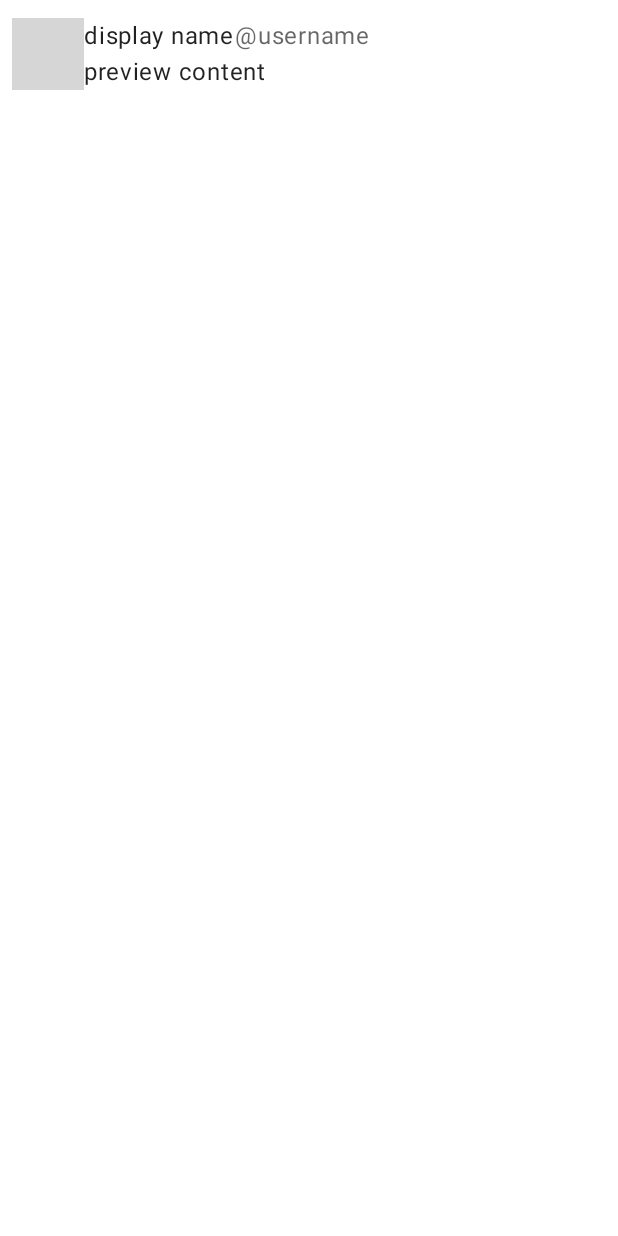
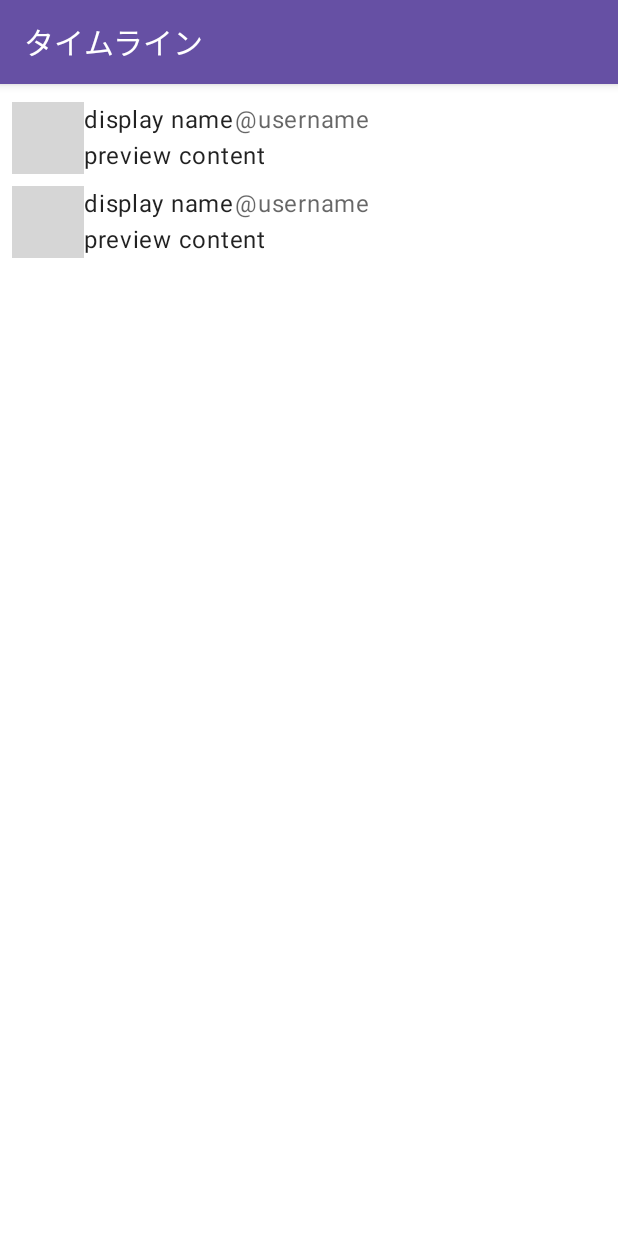
Before and after one commit to illionillion/Yattar, an Android app built with Jetpack Compose: the @Preview function PublicTimelineTemplatePreview, on a phone screen of 412 x 824 dp. Run offline under Robolectric (Android 15) with nearby library versions, the phone set to English and light mode, and no system bars; pictures from the network do not load; grey boxes are pictures that could not be loaded.

Commit message:
パブリックタイムラインを実装

```diff
--- a/Yatter2023/app/src/main/AndroidManifest.xml
+++ b/Yatter2023/app/src/main/AndroidManifest.xml
@@ -30,6 +30,9 @@
         </activity>
 
 <!--    追加    -->
+        <activity
+            android:name=".ui.timeline.PublicTimelineActivity"
+            android:exported="false" />
     </application>
 
 </manifest>
--- a/Yatter2023/app/src/main/java/com/dmm/bootcamp/yatter2023/MainActivity.kt
+++ b/Yatter2023/app/src/main/java/com/dmm/bootcamp/yatter2023/MainActivity.kt
@@ -12,6 +12,7 @@ import androidx.compose.material.Text
 import androidx.compose.ui.Alignment
 import androidx.compose.ui.Modifier
 import com.dmm.bootcamp.yatter2023.ui.theme.Yatter2023Theme
+import com.dmm.bootcamp.yatter2023.ui.timeline.PublicTimelineActivity
 
 class MainActivity : AppCompatActivity() {
 
@@ -34,6 +35,9 @@ class MainActivity : AppCompatActivity() {
       }
     }
 
+    startActivity(PublicTimelineActivity.newIntent(this))
+    finish()
+
 //    val content: View = findViewById(android.R.id.content) // スプラッシュ画面をずっと表示させるコード
 //    content.viewTreeObserver.addOnPreDrawListener { // Check if the initial data is ready.
 //      false
--- a/Yatter2023/app/src/main/java/com/dmm/bootcamp/yatter2023/di/ViewModelModule.kt
+++ b/Yatter2023/app/src/main/java/com/dmm/bootcamp/yatter2023/di/ViewModelModule.kt
@@ -1,12 +1,13 @@
 package com.dmm.bootcamp.yatter2023.di
 
 import com.dmm.bootcamp.yatter2023.MainViewModel
+import com.dmm.bootcamp.yatter2023.ui.timeline.PublicTimelineViewModel
 import org.koin.androidx.viewmodel.dsl.viewModel
 import org.koin.dsl.module
 
 internal val viewModelModule = module {
   viewModel { MainViewModel(get()) }
-//  viewModel { PublicTimelineViewModel(get()) }
+  viewModel { PublicTimelineViewModel(get()) }
 //  viewModel { PostViewModel(get(), get()) }
 //  viewModel { RegisterAccountViewModel(get()) }
 //  viewModel { LoginViewModel(get()) }
--- a/Yatter2023/app/src/main/java/com/dmm/bootcamp/yatter2023/domain/model/Account.kt
+++ b/Yatter2023/app/src/main/java/com/dmm/bootcamp/yatter2023/domain/model/Account.kt
@@ -8,8 +8,8 @@ abstract class Account(
   val username: Username,
   val displayName: String?,
   val note: String?,
-  val avatar: URL,
-  val header: URL,
+  val avatar: URL?,
+  val header: URL?,
   val followingCount: Int,
   val followerCount: Int,
 ) : Entity<AccountId>(id) {
--- a/Yatter2023/app/src/main/java/com/dmm/bootcamp/yatter2023/domain/model/Me.kt
+++ b/Yatter2023/app/src/main/java/com/dmm/bootcamp/yatter2023/domain/model/Me.kt
@@ -7,8 +7,8 @@ abstract class Me(
   username: Username,
   displayName: String?,
   note: String?,
-  avatar: URL,
-  header: URL,
+  avatar: URL?,
+  header: URL?,
   followingCount: Int,
   followerCount: Int,
 ) : Account(
--- a/Yatter2023/app/src/main/java/com/dmm/bootcamp/yatter2023/infra/domain/model/AccountImpl.kt
+++ b/Yatter2023/app/src/main/java/com/dmm/bootcamp/yatter2023/infra/domain/model/AccountImpl.kt
@@ -12,8 +12,8 @@ class AccountImpl(
   username: Username,
   displayName: String?,
   note: String?,
-  avatar: URL,
-  header: URL,
+  avatar: URL?,
+  header: URL?,
   followingCount: Int,
   followerCount: Int,
 ) : Account(
--- a/Yatter2023/app/src/main/java/com/dmm/bootcamp/yatter2023/infra/domain/model/MeImpl.kt
+++ b/Yatter2023/app/src/main/java/com/dmm/bootcamp/yatter2023/infra/domain/model/MeImpl.kt
@@ -11,8 +11,8 @@ class MeImpl(
   username: Username,
   displayName: String?,
   note: String?,
-  avatar: URL,
-  header: URL,
+  avatar: URL?,
+  header: URL?,
   followingCount: Int,
   followerCount: Int,
 ) : Me(
--- a/Yatter2023/app/src/main/java/com/dmm/bootcamp/yatter2023/ui/timeline/PublicTimelineTemplate.kt
+++ b/Yatter2023/app/src/main/java/com/dmm/bootcamp/yatter2023/ui/timeline/PublicTimelineTemplate.kt
@@ -1,11 +1,22 @@
 package com.dmm.bootcamp.yatter2023.ui.timeline
 
+import androidx.compose.foundation.layout.Box
 import androidx.compose.foundation.layout.PaddingValues
 import androidx.compose.foundation.layout.fillMaxSize
+import androidx.compose.foundation.layout.padding
 import androidx.compose.foundation.lazy.LazyColumn
 import androidx.compose.foundation.lazy.items
+import androidx.compose.material.CircularProgressIndicator
+import androidx.compose.material.ExperimentalMaterialApi
+import androidx.compose.material.Scaffold
 import androidx.compose.material.Surface
+import androidx.compose.material.Text
+import androidx.compose.material.TopAppBar
+import androidx.compose.material.pullrefresh.PullRefreshIndicator
+import androidx.compose.material.pullrefresh.pullRefresh
+import androidx.compose.material.pullrefresh.rememberPullRefreshState
 import androidx.compose.runtime.Composable
+import androidx.compose.ui.Alignment
 import androidx.compose.ui.Modifier
 import androidx.compose.ui.tooling.preview.Preview
 import androidx.compose.ui.unit.dp
@@ -15,6 +26,7 @@ import com.dmm.bootcamp.yatter2023.ui.timeline.bindingmodel.StatusBindingModel
 /**
  * パブリックタイムラインのTemplateを実装
  */
+@OptIn(ExperimentalMaterialApi::class)
 @Composable
 fun PublicTimelineTemplate(
     statusList: List<StatusBindingModel>,
@@ -22,14 +34,42 @@ fun PublicTimelineTemplate(
     isRefreshing: Boolean,
     onRefresh: () -> Unit,
 ) {
-    LazyColumn(
-        modifier = Modifier.fillMaxSize(),
-        contentPadding = PaddingValues(8.dp),
+    val pullRefreshState = rememberPullRefreshState(isRefreshing, onRefresh)
+    Scaffold(
+        topBar = {
+            TopAppBar(
+                title = {
+                    Text(text = "タイムライン")
+                },
+            )
+        }
     ) {
-        items(statusList) { item ->
-            StatusRow(statusBindingModel = item)
+        Box(
+            modifier = Modifier
+                .fillMaxSize()
+                .padding(it)
+                .pullRefresh(pullRefreshState),
+            contentAlignment = Alignment.Center,
+        ) {
+            LazyColumn(
+                modifier = Modifier.fillMaxSize(),
+                contentPadding = PaddingValues(8.dp),
+            ) {
+                items(statusList) { item ->
+                    StatusRow(statusBindingModel = item)
+                }
+            }
+            PullRefreshIndicator(
+                isRefreshing,
+                pullRefreshState,
+                Modifier.align(Alignment.TopCenter)
+            )
+            if (isLoading) {
+                CircularProgressIndicator()
+            }
         }
     }
+
 }
 
 @Preview
@@ -39,7 +79,15 @@ private fun PublicTimelineTemplatePreview() {
         Surface {
             PublicTimelineTemplate(
                 statusList = listOf(
+                    // ここにリストで
                     StatusBindingModel(
+                        id = "id",
+                        displayName = "display name",
+                        username = "username",
+                        avatar = null,
+                        content = "preview content",
+                        attachmentMediaList = listOf()
+                    ), StatusBindingModel(
                         id = "id",
                         displayName = "display name",
                         username = "username",
--- a/Yatter2023/app/src/main/res/values/strings.xml
+++ b/Yatter2023/app/src/main/res/values/strings.xml
@@ -1,4 +1,5 @@
 <resources>
     <string name="app_name">Yatter2023</string>
     <string name="public_timeline_avatar_content_description">アバター画像</string>
+    <string name="string_resource_id">表示する文字列</string>
 </resources>
```
Also changed, not shown: Yatter2023/app/src/main/java/com/dmm/bootcamp/yatter2023/infra/api/json/AccountJson.kt (+5 -5 lines), Yatter2023/app/src/main/java/com/dmm/bootcamp/yatter2023/infra/domain/converter/AccountConverter.kt (+4 -5 lines), Yatter2023/app/src/main/java/com/dmm/bootcamp/yatter2023/ui/timeline/PublicTimelineActivity.kt (+10 -0 lines), Yatter2023/app/src/main/java/com/dmm/bootcamp/yatter2023/ui/timeline/PublicTimelinePage.kt (+15 -1 lines).
